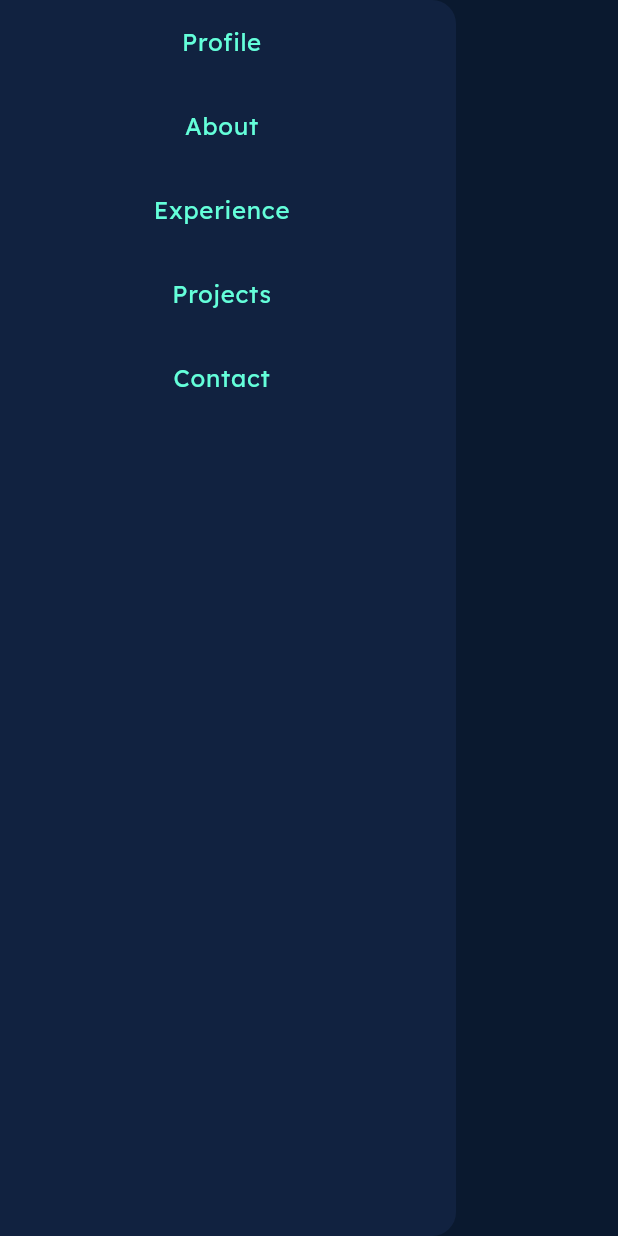
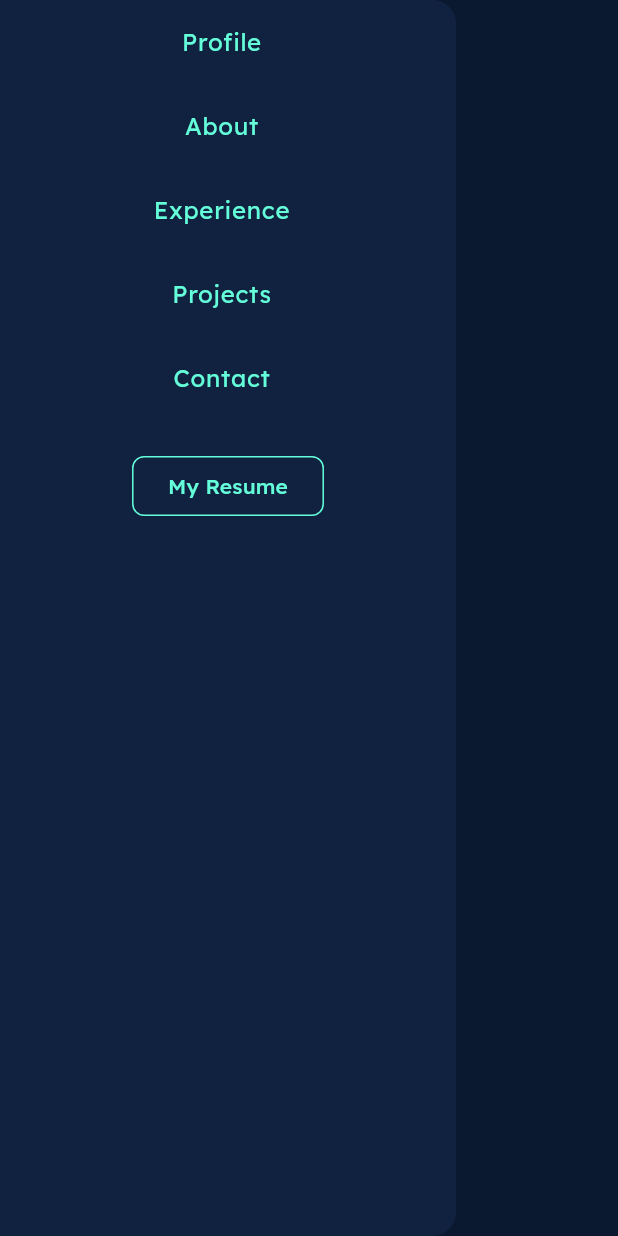
Before and after one commit to antonyaiwin/antonyaiwin.github.io, a Flutter app: the HomeScreenDrawer widget shown alone on an empty page, opened directly, on a phone screen of 412 x 824 dp. Run offline on Flutter 3.47's test engine with Material 3 defaults, Android fonts, the phone set to English and light mode, and no system bars; our stand-ins replace google_fonts, icons_plus.

Commit message:
some ui fixes

```diff
--- a/lib/core/constants/string_constants.dart
+++ b/lib/core/constants/string_constants.dart
@@ -3,6 +3,7 @@ const String githubUrl = 'https://github.com/antonyaiwin';
 const String stackOverflowUrl =
     'https://stackoverflow.com/users/11102588/antony-aiwin-k-x';
 const String mailUrl = 'mailto:antonyaiwin007@gmail.com';
+const String resumeLink = '/Antony-Aiwin-Flutter-Developer.pdf';
 
 const String aboutMe = '''
 I'm a software developer specializing in cross-platform mobile application development using Flutter framework.
--- a/lib/view/home_screen/components/home_screen_drawer.dart
+++ b/lib/view/home_screen/components/home_screen_drawer.dart
@@ -2,6 +2,8 @@ import 'package:flutter/material.dart';
 import 'package:flutter_personal_portfolio/controller/home_screen_controller.dart';
 import 'package:flutter_personal_portfolio/core/constants/color_constants.dart';
 import 'package:provider/provider.dart';
+
+import 'resume_button.dart';
 
 class HomeScreenDrawer extends StatelessWidget {
   const HomeScreenDrawer({
@@ -34,6 +36,8 @@ class HomeScreenDrawer extends StatelessWidget {
                     ),
                   ),
                 ),
+                const SizedBox(height: 20),
+                const ResumeButton(),
               ],
             ),
           );
--- /dev/null
+++ b/lib/view/home_screen/components/resume_button.dart
@@ -0,0 +1,20 @@
+import 'package:flutter/material.dart';
+import 'package:url_launcher/url_launcher.dart';
+
+import '../../../core/constants/string_constants.dart';
+
+class ResumeButton extends StatelessWidget {
+  const ResumeButton({
+    super.key,
+  });
+
+  @override
+  Widget build(BuildContext context) {
+    return OutlinedButton(
+      onPressed: () {
+        launchUrl(Uri.parse(resumeLink));
+      },
+      child: const Text('My Resume'),
+    );
+  }
+}
--- a/lib/view/home_screen/sections/projects_section/components/project_card.dart
+++ b/lib/view/home_screen/sections/projects_section/components/project_card.dart
@@ -67,6 +67,7 @@ class ProjectCard extends StatelessWidget {
               ),
             ),
           ),
+          const SizedBox(height: 5),
           Row(
             mainAxisAlignment: MainAxisAlignment.center,
             children: [
```
Also changed, not shown: lib/view/home_screen/home_screen.dart (+2 -7 lines).
